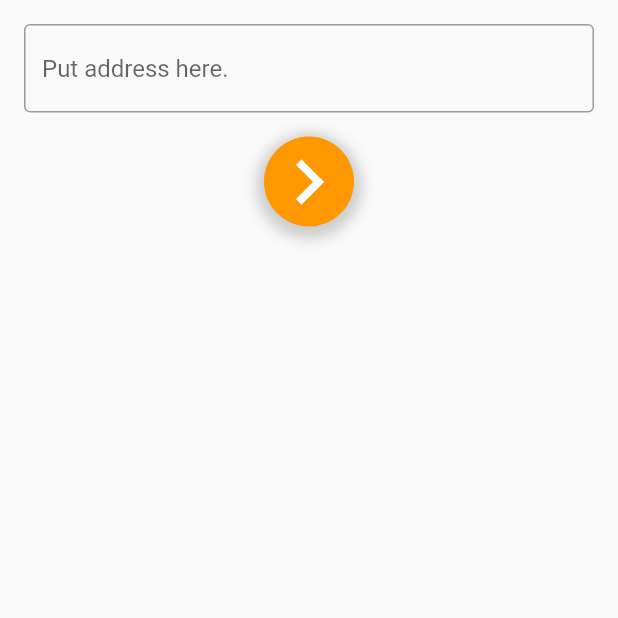
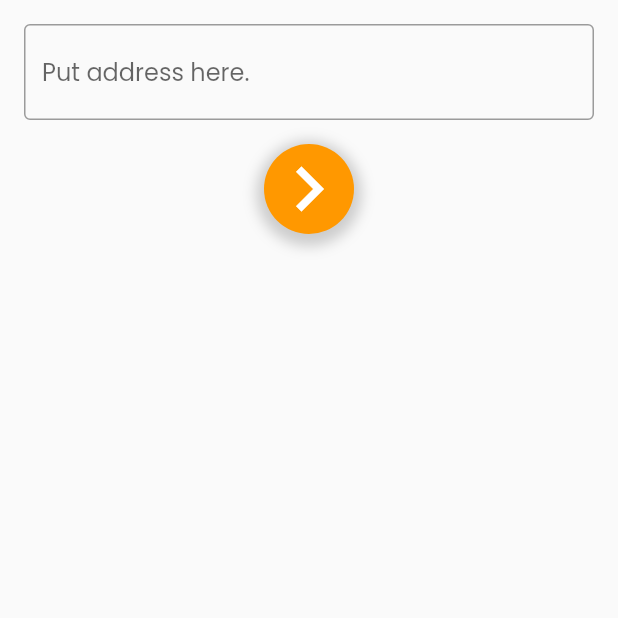
Before and after one commit to pokemonni01/nft_stock_flutter, a Flutter app: the screen it shows after launch, on a phone screen of 412 x 824 dp, the top half of it. Run offline on Flutter 3.47's test engine with Material 2 defaults, Android fonts, the phone set to English and light mode, and no system bars; our stand-ins replace flutter_svg, get, get_it, google_fonts; missing offline and left inert: http_interceptor; statements that could not run were skipped.

Commit message:
set font

```diff
--- a/lib/main.dart
+++ b/lib/main.dart
@@ -1,5 +1,6 @@
 import 'package:flutter/material.dart';
 import 'package:get/get.dart';
+import 'package:google_fonts/google_fonts.dart';
 import 'package:nft_stock/src/presentation/home/home_page.dart';
 
 import 'src/common/locator.dart';
@@ -21,6 +22,7 @@ class MyApp extends StatelessWidget {
       theme: ThemeData(
         visualDensity: VisualDensity.adaptivePlatformDensity,
         primarySwatch: Colors.blue,
+        fontFamily: GoogleFonts.poppins().fontFamily
       ),
       initialRoute: HomePage.route,
       routes: appRoutes,
--- a/pubspec.yaml
+++ b/pubspec.yaml
@@ -39,6 +39,7 @@ dependencies:
   get: ^4.3.8
   flutter_svg: ^0.22.0
   json_annotation: ^4.1.0
+  google_fonts: ^2.1.0
 
 dev_dependencies:
   flutter_test:
```
